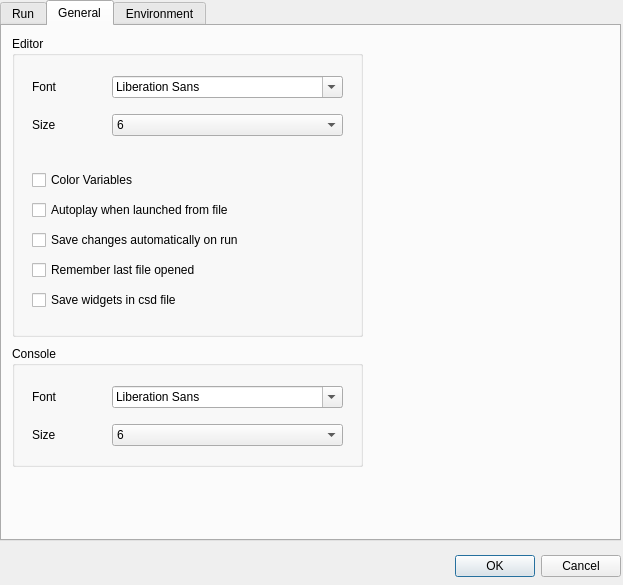
This is src/configdialog.ui in CsoundQt/CsoundQt as Qt 5 draws it before an edit. The edited form follows.
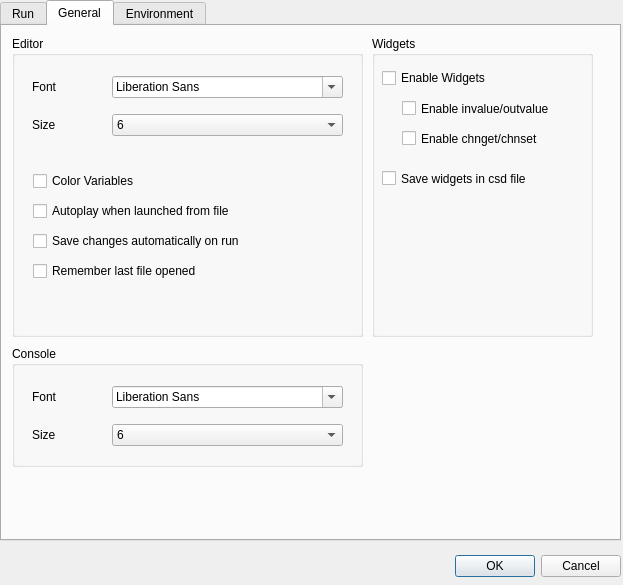
This is the edited form. The open tabs and pages were chosen to show the change.

Commit message: Implemented invalue/outvalue callbacks, so that invalue can be used in the orchestra Added option to enable/disable invalue and chnget. Cleaned up sources. Removed linking to csnd library as it is no longer needed

What changed in the file:
```diff
--- a/src/configdialog.ui
+++ b/src/configdialog.ui
@@ -396,19 +396,6 @@
        </item>
       </layout>
      </widget>
-     <widget class="QCheckBox" name="widgetsCheckBox" >
-      <property name="geometry" >
-       <rect>
-        <x>220</x>
-        <y>20</y>
-        <width>181</width>
-        <height>24</height>
-       </rect>
-      </property>
-      <property name="text" >
-       <string>Enable Widgets</string>
-      </property>
-     </widget>
     </widget>
     <widget class="QLineEdit" name="BufferSizeLineEdit" >
      <property name="geometry" >
@@ -665,10 +652,10 @@
      <widget class="QWidget" name="layoutWidget" >
       <property name="geometry" >
        <rect>
-        <x>20</x>
-        <y>130</y>
-        <width>311</width>
-        <height>151</height>
+        <x>21</x>
+        <y>131</y>
+        <width>229</width>
+        <height>120</height>
        </rect>
       </property>
       <layout class="QVBoxLayout" >
@@ -709,13 +696,6 @@
          </property>
         </widget>
        </item>
-       <item>
-        <widget class="QCheckBox" name="saveWidgetsCheckBox" >
-         <property name="text" >
-          <string>Save widgets in csd file</string>
-         </property>
-        </widget>
-       </item>
       </layout>
      </widget>
     </widget>
@@ -833,6 +813,71 @@
       </layout>
      </widget>
     </widget>
+    <widget class="QGroupBox" name="groupBox_7" >
+     <property name="geometry" >
+      <rect>
+       <x>370</x>
+       <y>10</y>
+       <width>221</width>
+       <height>301</height>
+      </rect>
+     </property>
+     <property name="title" >
+      <string>Widgets</string>
+     </property>
+     <widget class="QCheckBox" name="widgetsCheckBox" >
+      <property name="geometry" >
+       <rect>
+        <x>10</x>
+        <y>30</y>
+        <width>191</width>
+        <height>24</height>
+       </rect>
+      </property>
+      <property name="text" >
+       <string>Enable Widgets</string>
+      </property>
+     </widget>
+     <widget class="QCheckBox" name="invalueCheckBox" >
+      <property name="geometry" >
+       <rect>
+        <x>30</x>
+        <y>60</y>
+        <width>181</width>
+        <height>25</height>
+       </rect>
+      </property>
+      <property name="text" >
+       <string>Enable invalue/outvalue</string>
+      </property>
+     </widget>
+     <widget class="QCheckBox" name="chngetCheckBox" >
+      <property name="geometry" >
+       <rect>
+        <x>30</x>
+        <y>90</y>
+        <width>181</width>
+        <height>25</height>
+       </rect>
+      </property>
+      <property name="text" >
+       <string>Enable chnget/chnset</string>
+      </property>
+     </widget>
+     <widget class="QCheckBox" name="saveWidgetsCheckBox" >
+      <property name="geometry" >
+       <rect>
+        <x>10</x>
+        <y>130</y>
+        <width>191</width>
+        <height>25</height>
+       </rect>
+      </property>
+      <property name="text" >
+       <string>Save widgets in csd file</string>
+      </property>
+     </widget>
+    </widget>
    </widget>
    <widget class="QWidget" name="tab_3" >
     <attribute name="title" >
```
Left out of the diff: 54 changed lines with no effect on the pictures. The commit also changes 6 other files.
